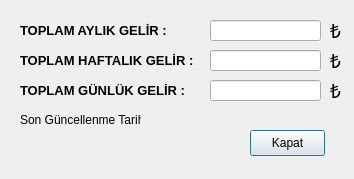
The window that forms/totalincomes.ui (ydcpp/ParkingLotManagement) describes before a commit, drawn with Qt 5.
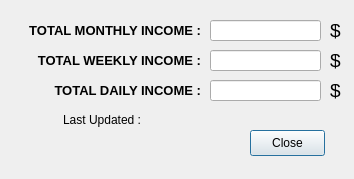
The same window after the commit.

```diff
--- a/forms/totalincomes.ui
+++ b/forms/totalincomes.ui
@@ -30,7 +30,10 @@
     </font>
    </property>
    <property name="text">
-    <string>TOPLAM AYLIK GELİR :</string>
+    <string>TOTAL MONTHLY INCOME :</string>
+   </property>
+   <property name="alignment">
+    <set>Qt::AlignRight|Qt::AlignTrailing|Qt::AlignVCenter</set>
    </property>
   </widget>
   <widget class="QLabel" name="label_2">
@@ -50,7 +53,10 @@
     </font>
    </property>
    <property name="text">
-    <string>TOPLAM HAFTALIK GELİR :</string>
+    <string>TOTAL WEEKLY INCOME :</string>
+   </property>
+   <property name="alignment">
+    <set>Qt::AlignRight|Qt::AlignTrailing|Qt::AlignVCenter</set>
    </property>
   </widget>
   <widget class="QLabel" name="label_3">
@@ -70,7 +76,10 @@
     </font>
    </property>
    <property name="text">
-    <string>TOPLAM GÜNLÜK GELİR :</string>
+    <string>TOTAL DAILY INCOME :</string>
+   </property>
+   <property name="alignment">
+    <set>Qt::AlignRight|Qt::AlignTrailing|Qt::AlignVCenter</set>
    </property>
   </widget>
   <widget class="QLineEdit" name="lineEdit_monthly">
@@ -146,7 +155,10 @@
     </rect>
    </property>
    <property name="text">
-    <string>Son Güncellenme Tarihi :</string>
+    <string>Last Updated :</string>
+   </property>
+   <property name="alignment">
+    <set>Qt::AlignRight|Qt::AlignTrailing|Qt::AlignVCenter</set>
    </property>
   </widget>
   <widget class="QLabel" name="label_lastupdate">
@@ -179,7 +191,7 @@
     </font>
    </property>
    <property name="text">
-    <string>₺</string>
+    <string>$</string>
    </property>
   </widget>
   <widget class="QLabel" name="label_6">
@@ -199,7 +211,7 @@
     </font>
    </property>
    <property name="text">
-    <string>₺</string>
+    <string>$</string>
    </property>
   </widget>
   <widget class="QLabel" name="label_7">
@@ -219,7 +231,7 @@
     </font>
    </property>
    <property name="text">
-    <string>₺</string>
+    <string>$</string>
    </property>
   </widget>
   <widget class="QPushButton" name="pushButton_close">
@@ -232,7 +244,7 @@
     </rect>
    </property>
    <property name="text">
-    <string>Kapat</string>
+    <string>Close</string>
    </property>
   </widget>
   <widget class="QLabel" name="label_error">
```
Left out of the diff: 5 changed lines with no effect on the pictures.
